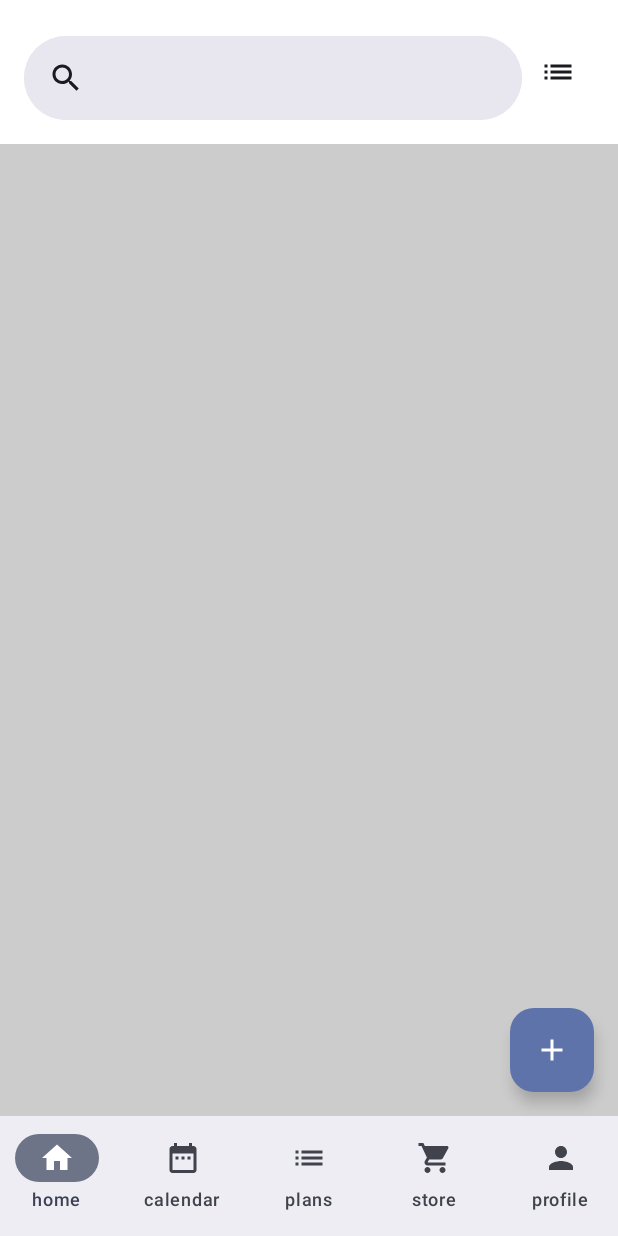
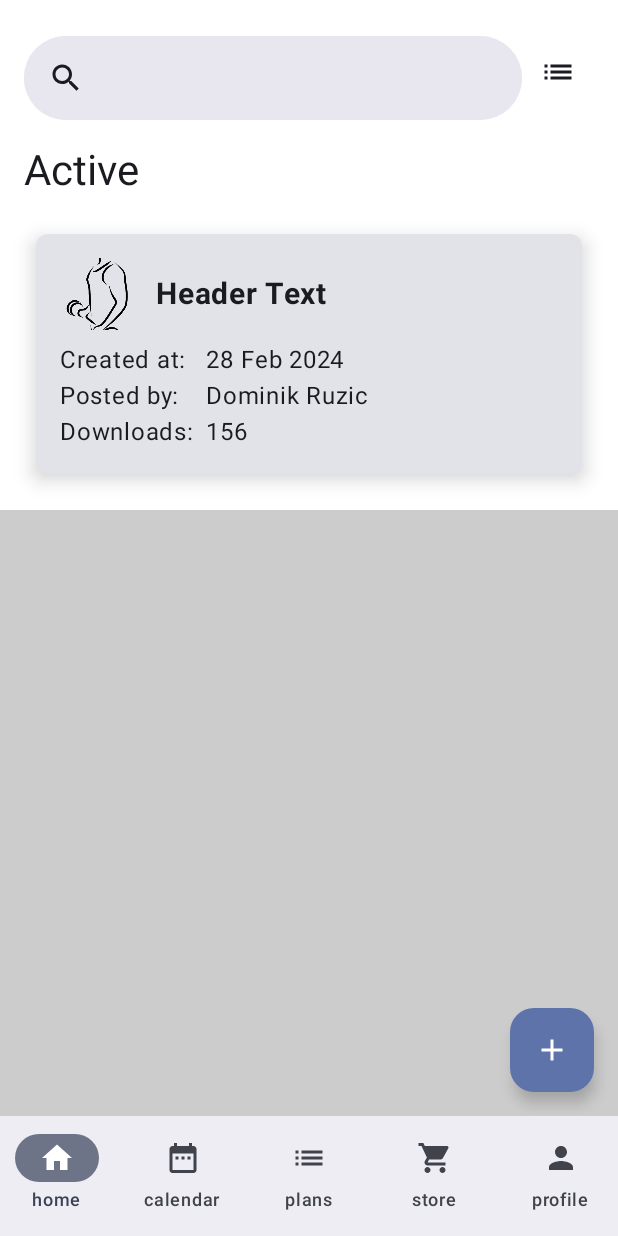
Before and after one commit to andrejkorica/MuscleStore2, an Android app built with Jetpack Compose: the PlansScreen screen opened through its navigation route, on a phone screen of 412 x 824 dp. Run offline under Robolectric (Android 15) with nearby library versions, the phone set to English and light mode, and no system bars.

Commit message:
added card, need to add more bellow Active area

```diff
--- a/app/src/main/java/hr/unipu/musclestore/Views/PlansView.kt
+++ b/app/src/main/java/hr/unipu/musclestore/Views/PlansView.kt
@@ -1,6 +1,6 @@
 package hr.unipu.musclestore.Views
 
-import android.icu.util.Calendar
+import CustomCard
 import androidx.compose.foundation.background
 import androidx.compose.foundation.layout.*
 import androidx.compose.foundation.shape.RoundedCornerShape
@@ -13,40 +13,38 @@ import androidx.compose.runtime.*
 import androidx.compose.ui.Alignment
 import androidx.compose.ui.Modifier
 import androidx.compose.ui.graphics.Color
-import androidx.compose.ui.graphics.RectangleShape
 import androidx.compose.ui.unit.dp
+import hr.unipu.musclestore.R
 
 @OptIn(ExperimentalMaterial3Api::class)
 @Composable
 fun PlansScreen() {
     var text by remember { mutableStateOf("") }
-    var active by remember { mutableStateOf(false) }
     var showFilterDialog by remember { mutableStateOf(false) }
 
     Column(
         modifier = Modifier
             .fillMaxSize()
-            .padding(bottom = 80.dp),
+            .padding(bottom = 80.dp)
     ) {
         Box(
             modifier = Modifier
                 .fillMaxWidth()
                 .background(Color.White)
-                .padding(top = 16.dp, bottom = 16.dp)
+                .padding(vertical = 16.dp, horizontal = 16.dp)
         ) {
+            Column {
                 Row(
-                modifier = Modifier
-                    .fillMaxWidth()
-                    .padding(horizontal = 16.dp),
+                    modifier = Modifier.fillMaxWidth(),
                     verticalAlignment = Alignment.CenterVertically
                 ) {
                     SearchBar(
                         query = text,
                         onQueryChange = { text = it },
-                    onSearch = { active = false },
-                    active = false,
-                    onActiveChange = { active = it },
-                    leadingIcon = { Icon(imageVector = Icons.Default.Search, contentDescription = "Search icon") },
+                        onSearch = { /* Handle search action */ },
+                        active = false, // This should be handled internally by SearchBar
+                        onActiveChange = { /* Handle active state change */ },
+                        leadingIcon = { Icon(Icons.Default.Search, contentDescription = "Search icon") },
                         modifier = Modifier.weight(1f),
                         content = {
                             // Define the content to be displayed when the search bar is active
@@ -54,11 +52,28 @@ fun PlansScreen() {
                     )
 
                     IconButton(onClick = { showFilterDialog = true }) {
-                    Icon(imageVector = Icons.Default.List, contentDescription = "Filter")
-                }
+                        Icon(Icons.Default.List, contentDescription = "Filter")
                     }
                 }
 
+                Text(
+                    text = "Active",
+                    modifier = Modifier.padding(vertical = 16.dp),
+                    style = MaterialTheme.typography.headlineMedium
+                )
+
+                CustomCard(
+                    imageUrl = R.drawable.lifter, // Replace with your actual drawable resource id
+                    headerText = "Header Text",
+                    createdAt = "28 Feb 2024",
+                    postedBy = "Dominik Ruzic",
+                    downloads = 156
+                )
+            }
+        }
+
+
+        // ADD button
         Box(
             modifier = Modifier
                 .background(Color.LightGray)
@@ -71,42 +86,37 @@ fun PlansScreen() {
                     .padding(16.dp)
                     .align(Alignment.BottomEnd)
             ) {
-                Icon(imageVector = Icons.Default.Add, contentDescription = "Add")
+                Icon(Icons.Default.Add, contentDescription = "Add")
             }
         }
 
+        // Dialog modal
         if (showFilterDialog) {
             AlertDialog(
                 onDismissRequest = { showFilterDialog = false },
-                shape = RoundedCornerShape(12.dp), // No rounded edges
+                shape = RoundedCornerShape(12.dp), // Rounded corners
                 containerColor = Color.White,
+
                 text = {
-
                     Column(
-                        modifier = Modifier
-                            .fillMaxWidth()
-                            .padding(20.dp),
-                        verticalArrangement =  Arrangement.Center,
-                        horizontalAlignment = Alignment.CenterHorizontally,
+                        modifier = Modifier.padding(20.dp).fillMaxWidth(),
+                        horizontalAlignment = Alignment.CenterHorizontally
                     ) {
-
                         Text(
                             text = "Filter",
-                            modifier = Modifier
-                                .padding(8.dp),
+                            modifier = Modifier.padding(8.dp),
                             style = MaterialTheme.typography.headlineMedium
                         )
-
                         Spacer(modifier = Modifier.padding(8.dp))
                         Button(
                             onClick = { showFilterDialog = false },
-                            shape = RoundedCornerShape(12.dp) // No rounded edges
+                            shape = RoundedCornerShape(12.dp)
                         ) {
                             Text("Option 1")
                         }
                         Button(
                             onClick = { showFilterDialog = false },
-                            shape = RoundedCornerShape(12.dp), // No rounded edges.
+                            shape = RoundedCornerShape(12.dp)
                         ) {
                             Text("Option 2")
                         }
@@ -117,4 +127,5 @@ fun PlansScreen() {
             )
         }
     }
+
 }
--- /dev/null
+++ b/app/src/main/java/hr/unipu/musclestore/composables/CustomCard.kt
@@ -0,0 +1,68 @@
+import androidx.compose.foundation.Image
+import androidx.compose.foundation.layout.*
+import androidx.compose.foundation.shape.RoundedCornerShape
+import androidx.compose.material3.Card
+import androidx.compose.material3.CardDefaults
+import androidx.compose.material3.Text
+import androidx.compose.runtime.Composable
+import androidx.compose.ui.Alignment
+import androidx.compose.ui.Modifier
+import androidx.compose.ui.layout.ContentScale
+import androidx.compose.ui.res.painterResource
+import androidx.compose.ui.text.font.FontWeight
+import androidx.compose.ui.tooling.preview.Preview
+import androidx.compose.ui.unit.dp
+import androidx.compose.ui.unit.sp
+import hr.unipu.musclestore.R
+
+@Composable
+fun CustomCard(
+    imageUrl: Int, // You can use Int for drawable resource id
+    headerText: String,
+    createdAt: String,
+    postedBy: String,
+    downloads: Int
+) {
+    Card(
+        modifier = Modifier
+            .fillMaxWidth()
+            .padding(8.dp),
+        elevation = CardDefaults.cardElevation(
+            defaultElevation = 8.dp
+        ),
+        shape = RoundedCornerShape(8.dp)
+    ) {
+        Column(
+            modifier = Modifier.padding(16.dp)
+        ) {
+            Row(verticalAlignment = Alignment.CenterVertically) {
+                Image(
+                    painter = painterResource(id = imageUrl),
+                    contentDescription = null,
+                    modifier = Modifier.size(48.dp),
+                    contentScale = ContentScale.Crop
+                )
+                Spacer(modifier = Modifier.width(16.dp))
+                Text(
+                    text = headerText,
+                    fontWeight = FontWeight.Bold,
+                    fontSize = 20.sp
+                )
+            }
+            Spacer(modifier = Modifier.height(8.dp))
+            Row {
+                Column {
+                    Text("Created at:")
+                    Text("Posted by:")
+                    Text("Downloads:")
+                }
+                Spacer(modifier = Modifier.width(8.dp))
+                Column {
+                    Text(createdAt)
+                    Text(postedBy)
+                    Text(downloads.toString())
+                }
+            }
+        }
+    }
+}
```
Lines whose indentation alone changed are shown as unchanged.
